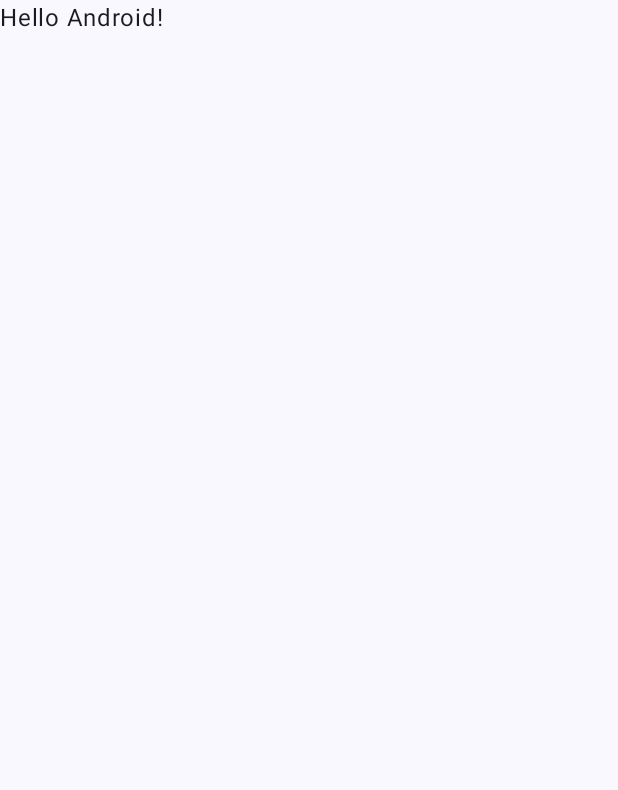
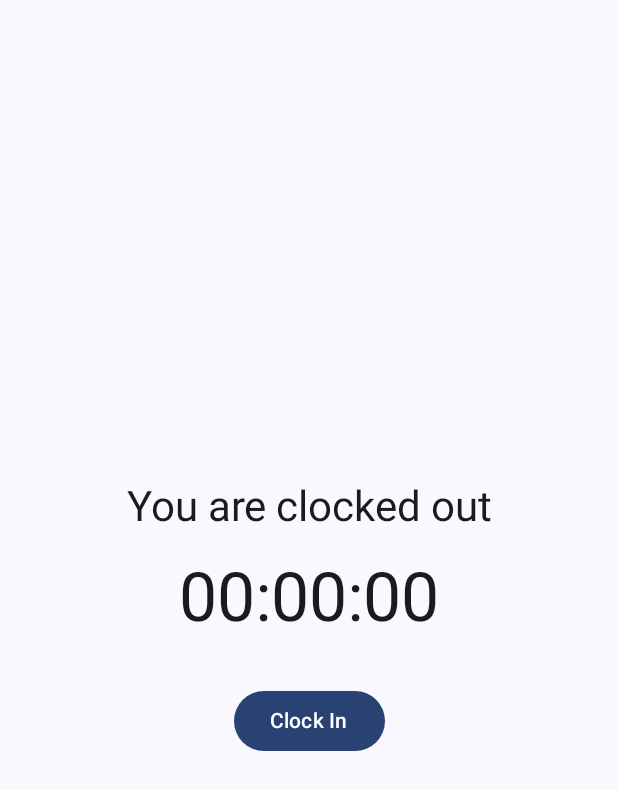
Before and after one commit to AMAN582-del/Native-Mobile-Apps, an Android app built with Jetpack Compose: the screen it shows after launch (MainActivity), on a phone screen of 412 x 824 dp. Before the commit the part shown is almost empty. Shown: the top 790 px of the screen. Run offline under Robolectric (Android 15) with nearby library versions, the phone set to English and light mode, and no system bars.

Commit message:
Add home screen with clock in/out ViewModel

```diff
--- a/app/build.gradle.kts
+++ b/app/build.gradle.kts
@@ -45,6 +45,11 @@ dependencies {
     implementation(libs.androidx.compose.ui.tooling.preview)
     implementation(libs.androidx.core.ktx)
     implementation(libs.androidx.lifecycle.runtime.ktx)
+
+    // ViewModel + lifecycle-aware state collection for Compose (Topic 7)
+    implementation("androidx.lifecycle:lifecycle-viewmodel-compose:2.9.0")
+    implementation("androidx.lifecycle:lifecycle-runtime-compose:2.9.0")
+
     testImplementation(libs.junit)
     androidTestImplementation(platform(libs.androidx.compose.bom))
     androidTestImplementation(libs.androidx.compose.ui.test.junit4)
--- /dev/null
+++ b/app/src/main/java/com/aman/shiftmate/HomeScreen.kt
@@ -0,0 +1,59 @@
+package com.aman.shiftmate
+
+import androidx.compose.foundation.layout.Arrangement
+import androidx.compose.foundation.layout.Column
+import androidx.compose.foundation.layout.Spacer
+import androidx.compose.foundation.layout.fillMaxSize
+import androidx.compose.foundation.layout.height
+import androidx.compose.foundation.layout.padding
+import androidx.compose.material3.Button
+import androidx.compose.material3.MaterialTheme
+import androidx.compose.material3.Text
+import androidx.compose.runtime.Composable
+import androidx.compose.runtime.getValue
+import androidx.compose.ui.Alignment
+import androidx.compose.ui.Modifier
+import androidx.compose.ui.unit.dp
+import androidx.lifecycle.compose.collectAsStateWithLifecycle
+import androidx.lifecycle.viewmodel.compose.viewModel
+
+// Stateful wrapper: owns the ViewModel and collects its state
+@Composable
+fun HomeScreen(
+    modifier: Modifier = Modifier,
+    viewModel: HomeViewModel = viewModel()
+) {
+    val state by viewModel.uiState.collectAsStateWithLifecycle()
+    HomeContent(state = state, onToggle = viewModel::onClockToggle, modifier = modifier)
+}
+
+// Stateless composable: receives state and an event callback (state hoisting)
+@Composable
+fun HomeContent(
+    state: HomeUiState,
+    onToggle: () -> Unit,
+    modifier: Modifier = Modifier
+) {
+    Column(
+        modifier = modifier.fillMaxSize().padding(24.dp),
+        horizontalAlignment = Alignment.CenterHorizontally,
+        verticalArrangement = Arrangement.Center
+    ) {
+        Text(
+            text = if (state.isClockedIn) "You are clocked in" else "You are clocked out",
+            style = MaterialTheme.typography.headlineMedium
+        )
+        Spacer(Modifier.height(16.dp))
+        Text(
+            text = formatElapsed(state.elapsedSeconds),
+            style = MaterialTheme.typography.displayMedium
+        )
+        Spacer(Modifier.height(32.dp))
+        Button(onClick = onToggle) {
+            Text(if (state.isClockedIn) "Clock Out" else "Clock In")
+        }
+    }
+}
+
+fun formatElapsed(totalSeconds: Long): String =
+    "%02d:%02d:%02d".format(totalSeconds / 3600, (totalSeconds % 3600) / 60, totalSeconds % 60)
--- /dev/null
+++ b/app/src/main/java/com/aman/shiftmate/HomeUiState.kt
@@ -0,0 +1,9 @@
+
+package com.aman.shiftmate
+
+// Everything the Home screen needs to display, in one immutable object
+data class HomeUiState(
+    val isClockedIn: Boolean = false,
+    val clockInTime: Long? = null,
+    val elapsedSeconds: Long = 0L
+)
--- a/app/src/main/java/com/aman/shiftmate/MainActivity.kt
+++ b/app/src/main/java/com/aman/shiftmate/MainActivity.kt
@@ -7,10 +7,7 @@ import androidx.activity.enableEdgeToEdge
 import androidx.compose.foundation.layout.fillMaxSize
 import androidx.compose.foundation.layout.padding
 import androidx.compose.material3.Scaffold
-import androidx.compose.material3.Text
-import androidx.compose.runtime.Composable
 import androidx.compose.ui.Modifier
-import androidx.compose.ui.tooling.preview.Preview
 import com.aman.shiftmate.ui.theme.ShiftMateTheme
 
 class MainActivity : ComponentActivity() {
@@ -20,28 +17,9 @@ class MainActivity : ComponentActivity() {
         setContent {
             ShiftMateTheme {
                 Scaffold(modifier = Modifier.fillMaxSize()) { innerPadding ->
-                    Greeting(
-                        name = "Android",
-                        modifier = Modifier.padding(innerPadding)
-                    )
+                    HomeScreen(modifier = Modifier.padding(innerPadding))
                 }
             }
         }
     }
 }
-
-@Composable
-fun Greeting(name: String, modifier: Modifier = Modifier) {
-    Text(
-        text = "Hello $name!",
-        modifier = modifier
-    )
-}
-
-@Preview(showBackground = true)
-@Composable
-fun GreetingPreview() {
-    ShiftMateTheme {
-        Greeting("Android")
-    }
-}
```
Also changed, not shown: app/src/main/java/com/aman/shiftmate/HomeViewModel.kt (added, +46 -0 lines).
